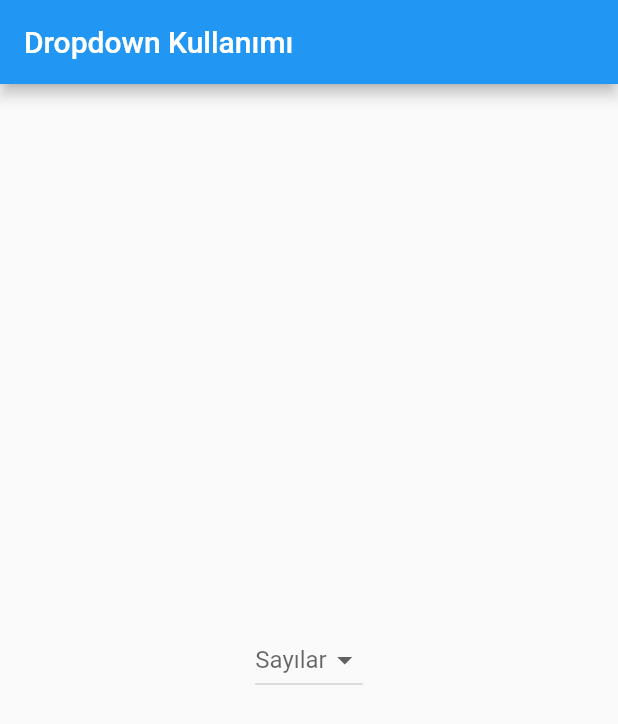
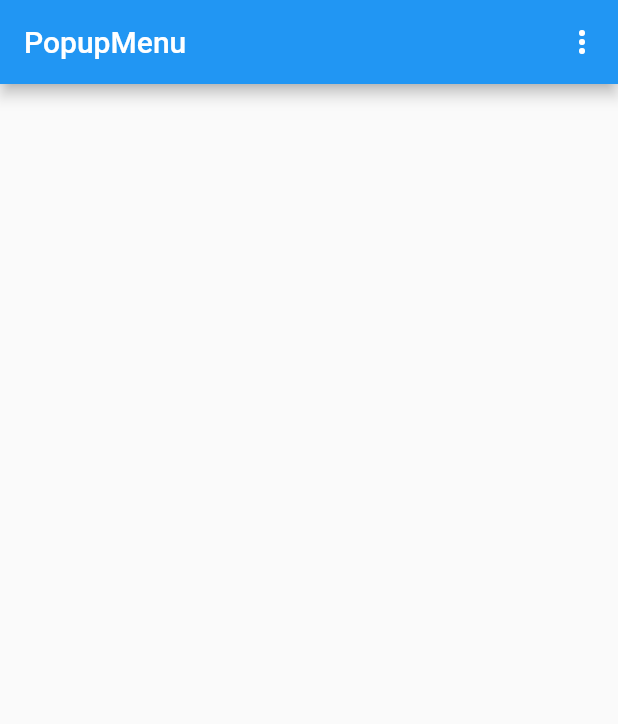
Before and after one commit to yamisagi/flutter_samples, a Flutter app: the screen it shows after launch, on a phone screen of 412 x 824 dp. Shown: the top 724 px of the screen. Run offline on Flutter 3.47's test engine with Material 2 defaults, Android fonts, the phone set to English and light mode, and no system bars.

Commit message:
lesson2 updated

```diff
--- a/lib/basic_widgets/lesson1/column_row/column_row_learn.dart
+++ b/lib/basic_widgets/lesson1/column_row/column_row_learn.dart
@@ -9,8 +9,7 @@ class RowLearn extends StatelessWidget {
       appBar: AppBar(
         title: const Text('Row ve Column Kullanımı'),
       ),
-      body: Container(
-        child: Column(
+      body: Column(
         /// Row ve Column Flutter içerisinde en önemli iki yapıdır.
         /// Row: Birden çok Widget'i bir yatay olarak birleştirir.
         /// Column: Birden çok Widget'i bir dikey olarak birleştirir.
@@ -62,7 +61,6 @@ class RowLearn extends StatelessWidget {
           ),
         ],
       ),
-      ),
     );
   }
 }
--- a/lib/basic_widgets/lesson2/buildcontext/buildcontext_learn.dart
+++ b/lib/basic_widgets/lesson2/buildcontext/buildcontext_learn.dart
@@ -19,7 +19,7 @@ class _BuildContextLearnState extends State<BuildContextLearn> {
     /// * Ve bilgi akışı da MaterialApp context --> BuildContextLearn context. Şeklinde haberleşiyor.
     return Scaffold(
       appBar: AppBar(
-        title: Text('BuildContext Kullanımı'),
+        title: const Text('BuildContext Kullanımı'),
       ),
       body: Container(),
     );
--- a/lib/basic_widgets/lesson2/fade_in_image_etc/fadein_placeholder.dart
+++ b/lib/basic_widgets/lesson2/fade_in_image_etc/fadein_placeholder.dart
@@ -1,5 +1,3 @@
-import 'dart:ffi';
-import 'dart:typed_data';
 
 import 'package:flutter/material.dart';
 
@@ -12,7 +10,7 @@ class FadeInPlaceHolderLearn extends StatelessWidget {
   Widget build(BuildContext context) {
     return Scaffold(
       appBar: AppBar(
-        title: Text('FadeInPlaceHolder'),
+        title: const Text('FadeInPlaceHolder'),
       ),
       body: IntrinsicHeight(
         child: Row(
--- /dev/null
+++ b/lib/basic_widgets/lesson2/popup_menu/popupmenu_learn.dart
@@ -0,0 +1,64 @@
+import 'package:flutter/material.dart';
+
+class PopupMenuLearn extends StatefulWidget {
+  const PopupMenuLearn({Key? key}) : super(key: key);
+
+  @override
+  State<PopupMenuLearn> createState() => _PopupMenuLearnState();
+}
+
+class _PopupMenuLearnState extends State<PopupMenuLearn> {
+  /// * PopupMenuButton'da tıpkı DropdownMenu gibi bir widgettir ve çoğu özelliği benzer.
+  /// * Fakat DropdownMenu'de biz item adında bir parametre beklerken PopupMenuButton bizden bir builder bekliyor.
+  /// * Bu içerisine bir context alarak aslında ileride,
+  /// * Navigation işlemleri yaparken çok neyin nerede durması gerektiğini belirtir.
+  /// --------------------------------------------------------------------------------
+  /// * Tıpkı DropdownMenu'de olduğu gibi bir liste tanımladık uzun yoldan yapmamak için,
+  /// * İçerisinde String bulunan bir liste oluştuduk,
+
+  String? _selectedMenuItem;
+  final List<String> _items = ['One', 'Two', 'Three', 'Four', 'Five'];
+  @override
+  Widget build(BuildContext context) {
+    return Scaffold(
+      appBar: AppBar(
+        title: const Text('PopupMenu'),
+
+        /// * Genellikler appBar'ın üstünde bulunan actions parametresi içerisinde verilir.
+
+        actions: [
+          /// Dikkat edilmesi gereken husus default olarak <dynamic> tipi Flutter tarafından veriliyor,
+          /// Fakat biz bu şekilde bırakmayıp veri tipi olarak ne dönderiyorsak onu vermemiz hem performans hem de okunabilirlik açısından önemlidir.
+          PopupMenuButton<String>(
+            /// * Default olarak 3 nokta şeklinde bir iconla gelir fakat,
+            /// * child parametresi kullanılarak istediğimiz şekilde özelleştirebiliriz.
+            /// * Örneğin aşağıdaki gibi bir [_selectedMenuItem] değişkenini o kısımda gösterebiliriz.
+            // child: Center(
+            //   child: Text(
+            //     _selectedMenuItem ?? 'Select a menu item',
+            //     style: Theme.of(context).textTheme.headline6,
+            //   ),
+            // ),
+            onSelected: (String value) {
+              ///
+              setState(() {
+                _selectedMenuItem = value;
+                debugPrint(_selectedMenuItem);
+              });
+            },
+            /// Burda yine [DropdownExample] içinde olduğu gibi .map() methodundan faydalanarak,
+            /// Bize içerisinde PopupMenuItem'ler dönderen bir liste oluşmasını sağladık.
+            itemBuilder: (BuildContext context) => _items
+                .map(
+                  (String e) => PopupMenuItem(
+                    value: e,
+                    child: Text(e),
+                  ),
+                )
+                .toList(),
+          ),
+        ],
+      ),
+    );
+  }
+}
--- a/lib/main.dart
+++ b/lib/main.dart
@@ -1,7 +1,6 @@
 import 'package:flutter/material.dart';
 
-import 'basic_widgets/lesson2/drop_down_menu/dropdown_example.dart';
-import 'basic_widgets/lesson2/drop_down_menu/dropdown_learn.dart';
+import 'basic_widgets/lesson2/popup_menu/popupmenu_learn.dart';
 
 void main() => runApp(const CourseApp());
 
@@ -12,7 +11,7 @@ class CourseApp extends StatelessWidget {
     String title = 'This will take 92 hours.';
     return MaterialApp(
       title: title,
-      home: DropdownExample(),
+      home: const PopupMenuLearn(),
     );
   }
 }
```
Also changed, not shown: 2 other files. Lines whose indentation alone changed are shown as unchanged.
